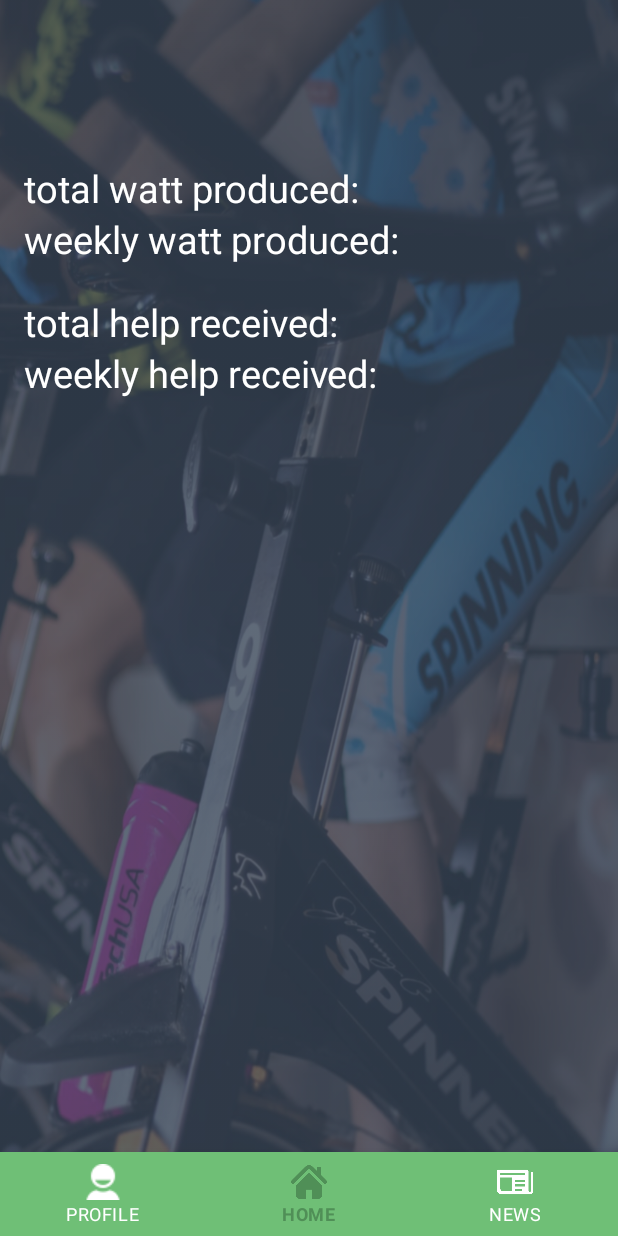
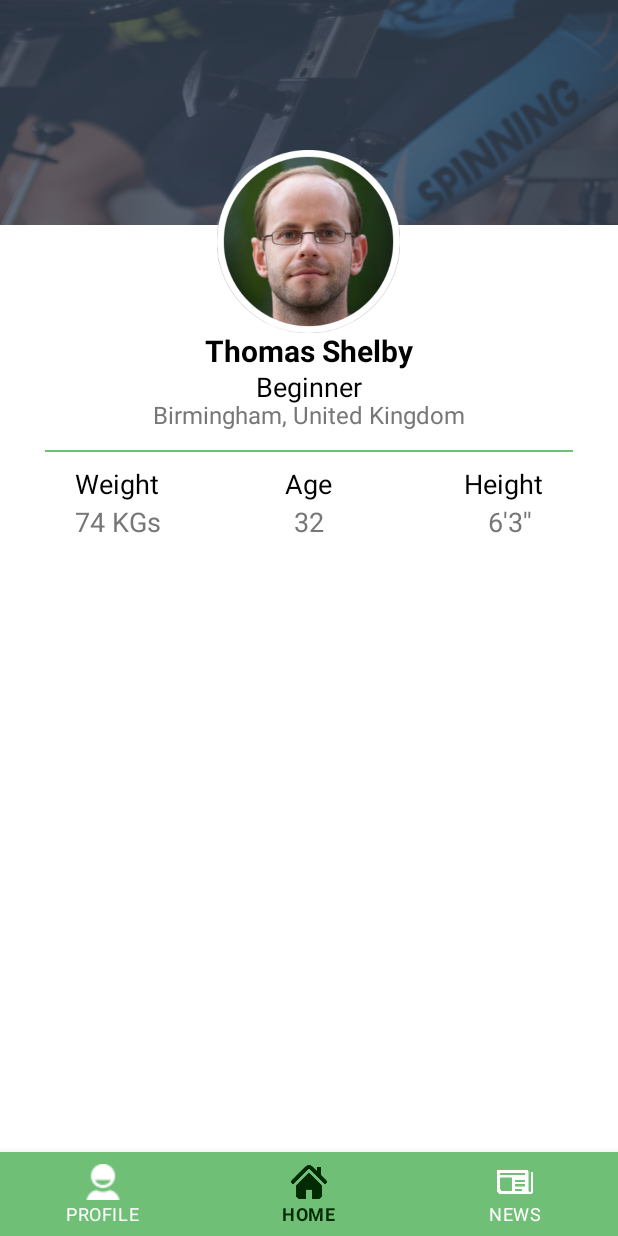
Before and after one commit to MarcoMochi/Green-Spinning-app-, an Android app: the fragment ProfileFragment placed in its activity, on a phone screen of 412 x 824 dp. Run offline under Robolectric (Android 15) with nearby library versions, the phone set to English and light mode, and no system bars.

Commit message:
modifiche estetiche + inizio profilo

```diff
--- a/app/src/main/res/color/bg_chip_state_list.xml
+++ b/app/src/main/res/color/bg_chip_state_list.xml
@@ -1,5 +1,5 @@
 <?xml version="1.0" encoding="utf-8"?>
 <selector xmlns:android="http://schemas.android.com/apk/res/android">
-    <item android:color="@color/colorPrimary" android:state_checked="true" />
+    <item android:color="@color/colorPrimaryDark" android:state_checked="true" />
     <item android:color="@color/white" />
 </selector>
--- a/app/src/main/res/color/bnv_tab.xml
+++ b/app/src/main/res/color/bnv_tab.xml
@@ -1,5 +1,5 @@
 <?xml version="1.0" encoding="utf-8"?>
 <selector xmlns:android="http://schemas.android.com/apk/res/android">
-    <item android:state_checked="true" android:color="@color/colorPrimaryDark" />
+    <item android:state_checked="true" android:color="@color/primary_darker" />
     <item android:color="@android:color/white"  />
 </selector>
--- a/app/src/main/res/layout/activity_signup.xml
+++ b/app/src/main/res/layout/activity_signup.xml
@@ -16,10 +16,10 @@
         android:paddingRight="24dp">
 
         <ImageView
-            android:layout_width="wrap_content"
-            android:layout_height="72dp"
+            android:layout_width="39dp"
+            android:layout_height="51dp"
             android:layout_gravity="center_horizontal"
-            android:layout_marginBottom="24dp"
+            android:layout_marginBottom="10dp"
             android:src="@drawable/logo" />
 
         <!-- Name Label -->
@@ -61,7 +61,7 @@
             android:layout_width="match_parent"
             android:layout_height="wrap_content"
             android:layout_marginTop="8dp"
-            android:layout_marginBottom="8dp"
+            android:layout_marginBottom="10dp"
             android:textColorHint="@color/white"
             app:boxStrokeColor="@color/colorPrimary"
             style="@style/Widget.MaterialComponents.TextInputLayout.OutlinedBox">
@@ -80,12 +80,15 @@
             android:textColor="@color/white"
             android:text="Your fitness level"
             android:layout_marginBottom="8dp"
+            android:layout_gravity="center"
             />
         <com.google.android.material.chip.ChipGroup
             android:id="@+id/choice_chip_group"
-            android:layout_width="match_parent"
+            android:layout_width="wrap_content"
             android:layout_height="wrap_content"
+            android:layout_gravity="center"
             app:chipSpacingHorizontal="20dp"
+            android:layout_marginBottom="10dp"
             app:singleSelection="true">
 
             <com.google.android.material.chip.Chip
@@ -109,7 +112,7 @@
                 android:id="@+id/advance_chip"
                 android:layout_width="wrap_content"
                 android:layout_height="wrap_content"
-                android:text="Advance"
+                android:text="Advanced"
                 app:chipBackgroundColor="@color/bg_chip_state_list"/>
 
         </com.google.android.material.chip.ChipGroup>
@@ -135,7 +138,6 @@
             android:layout_width="match_parent"
             android:layout_height="wrap_content"
             android:layout_marginTop="8dp"
-            android:layout_marginBottom="8dp"
             android:textColorHint="@color/white"
             app:boxStrokeColor="@color/colorPrimary"
             style="@style/Widget.MaterialComponents.TextInputLayout.OutlinedBox">
@@ -152,12 +154,12 @@
             android:id="@+id/btn_signup"
             android:layout_width="wrap_content"
             android:layout_height="wrap_content"
-            android:layout_marginTop="24dp"
+            android:layout_marginTop="20dp"
             android:layout_gravity="center"
             android:paddingHorizontal="60dp"
             android:layout_marginBottom="24dp"
             android:textColor="@color/white"
-            android:text="Login"/>
+            android:text="Sign Up"/>
 
         <TextView android:id="@+id/link_login"
             android:layout_width="fill_parent"
--- a/app/src/main/res/layout/fragment_profile.xml
+++ b/app/src/main/res/layout/fragment_profile.xml
@@ -3,44 +3,126 @@
     xmlns:tools="http://schemas.android.com/tools"
     android:layout_width="match_parent"
     android:layout_height="match_parent"
-    android:layout_margin="16dp"
     tools:context=".ProfileFragment">
 
-    <TextView
+    <ImageView
         android:layout_width="match_parent"
-        android:layout_height="wrap_content"
-        android:layout_alignParentBottom="true"
-        android:layout_marginBottom="665dp"
-        android:text="@string/profile_tot_watt"
-        android:textColor="@color/white"
-        android:textSize="25sp" />
+        android:layout_height="match_parent"
+        android:background="@color/white"/>
+
+    <ImageView
+        android:layout_width="match_parent"
+        android:layout_height="150dp"
+        android:background="@drawable/profile_background"
+        />
+
+    <ImageView
+        android:layout_width="122dp"
+        android:layout_height="122dp"
+        android:background="@drawable/profile_image_white"
+        android:layout_centerHorizontal="true"
+        android:layout_marginTop="100dp"/>
 
     <TextView
-        android:layout_width="match_parent"
+        android:layout_marginTop="220dp"
+        android:layout_width="wrap_content"
         android:layout_height="wrap_content"
-        android:layout_alignParentBottom="true"
-        android:layout_marginBottom="631dp"
-        android:text="@string/profile_weekly_watt"
-        android:textColor="@color/white"
-        android:textSize="25sp" />
+        android:text="Thomas Shelby"
+        android:textStyle="bold"
+       android:layout_centerHorizontal="true"
+        android:textColor="@color/black"
+        android:textSize="20dp"
+        />
 
     <TextView
-        android:layout_width="match_parent"
+        android:layout_marginTop="245dp"
+        android:layout_width="wrap_content"
         android:layout_height="wrap_content"
-        android:layout_alignParentBottom="true"
-        android:layout_marginBottom="576dp"
-        android:text="@string/profile_tot_help"
-        android:textColor="@color/white"
-        android:textSize="25sp" />
+        android:text="Beginner"
+        android:layout_centerHorizontal="true"
+        android:textColor="@color/black"
+        android:textSize="18dp"
+        />
 
     <TextView
+        android:layout_marginTop="265dp"
+        android:layout_width="wrap_content"
+        android:layout_height="wrap_content"
+        android:text="Birmingham, United Kingdom"
+        android:layout_centerHorizontal="true"
+        android:textColor="@color/monsoon"
+        android:textSize="16dp"
+        />
+
+    <View
         android:layout_width="match_parent"
+        android:layout_height="1dp"
+        android:background="@color/colorPrimary"
+        android:layout_marginTop="300dp"
+        android:layout_marginHorizontal="30dp"
+        />
+
+    <TextView
+        android:layout_marginTop="310dp"
+        android:layout_width="wrap_content"
         android:layout_height="wrap_content"
-        android:layout_alignParentBottom="true"
-        android:layout_marginBottom="542dp"
-        android:text="@string/profile_weekly_help"
-        android:textColor="@color/white"
-        android:textSize="25sp" />
+        android:text="Age"
+        android:layout_centerHorizontal="true"
+        android:textColor="@color/black"
+        android:textSize="18dp"
+        />
+
+    <TextView
+        android:layout_marginTop="310dp"
+        android:layout_width="wrap_content"
+        android:layout_height="wrap_content"
+        android:text="Weight"
+        android:layout_marginLeft="50dp"
+        android:textColor="@color/black"
+        android:textSize="18dp"
+        />
+
+    <TextView
+        android:layout_marginTop="310dp"
+        android:layout_width="wrap_content"
+        android:layout_height="wrap_content"
+        android:text="Height"
+        android:layout_alignParentEnd="true"
+        android:layout_marginRight="50dp"
+        android:textColor="@color/black"
+        android:textSize="18dp"
+        />
+
+    <TextView
+        android:layout_marginTop="335dp"
+        android:layout_width="wrap_content"
+        android:layout_height="wrap_content"
+        android:text="32"
+        android:layout_centerHorizontal="true"
+        android:textColor="@color/monsoon"
+        android:textSize="18dp"
+        />
+
+    <TextView
+        android:layout_marginTop="335dp"
+        android:layout_width="wrap_content"
+        android:layout_height="wrap_content"
+        android:text="74 KGs"
+        android:layout_marginLeft="50dp"
+        android:textColor="@color/monsoon"
+        android:textSize="18dp"
+        />
+
+    <TextView
+        android:layout_marginTop="335dp"
+        android:layout_width="wrap_content"
+        android:layout_height="wrap_content"
+        android:text="6'3''"
+        android:layout_alignParentEnd="true"
+        android:layout_marginRight="57dp"
+        android:textColor="@color/monsoon"
+        android:textSize="18dp"
+        />
 
 
 
--- a/app/src/main/res/values/styles.xml
+++ b/app/src/main/res/values/styles.xml
@@ -38,6 +38,7 @@
 
     <style name="AppTheme.Dark.Dialog" parent="Theme.AppCompat.Dialog">
         <item name="colorAccent">@color/white</item>
+        <item name="dialogCornerRadius">10dp</item>
         <item name="android:textColorPrimary">@color/colorPrimary</item>
         <item name="android:background">@color/colorPrimary</item>
     </style>
```
Also changed, not shown: app/src/main/res/drawable/profile_background.png (added), app/src/main/res/drawable/profile_image_accent.png (added), app/src/main/res/drawable/profile_image_darker.png (added), app/src/main/res/drawable/profile_image_primary.png (added), app/src/main/res/drawable/profile_image_white.png (added).
